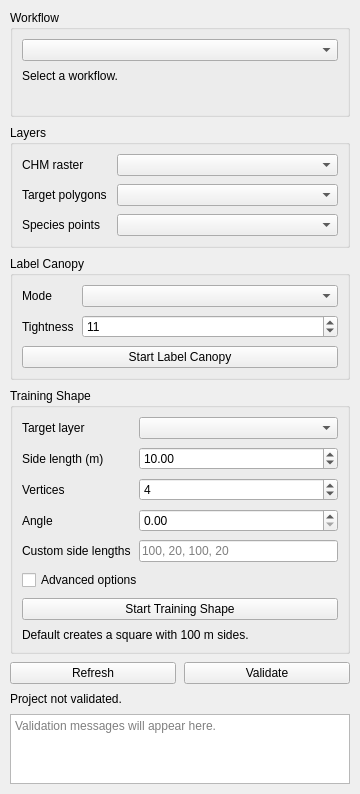
This is forest_labeler_dockwidget_base.ui in sticholas/forestlabeler as Qt 5 draws it before an edit. The edited form follows.
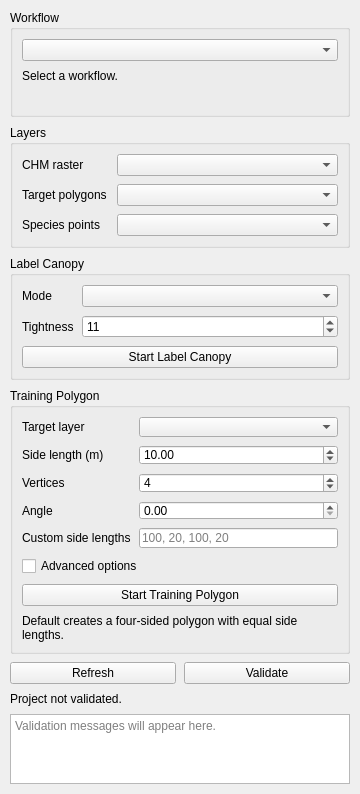
This is the edited form.

Commit message: fix: align training polygon workflow UI

The edit to the form file:
```diff
--- a/forest_labeler_dockwidget_base.ui
+++ b/forest_labeler_dockwidget_base.ui
@@ -166,7 +166,7 @@
     <item>
      <widget class="QGroupBox" name="trainingSquareGroupBox">
       <property name="title">
-       <string>Training Shape</string>
+       <string>Training Polygon</string>
       </property>
       <layout class="QVBoxLayout" name="trainingSquareLayout">
        <property name="spacing">
@@ -270,14 +270,14 @@
        <item>
         <widget class="QPushButton" name="activateTrainingShapeButton">
          <property name="text">
-          <string>Start Training Shape</string>
+          <string>Start Training Polygon</string>
          </property>
         </widget>
        </item>
        <item>
         <widget class="QLabel" name="trainingSquareSummaryLabel">
          <property name="text">
-          <string>Default creates a square with 100 m sides.</string>
+          <string>Default creates a four-sided polygon with equal side lengths.</string>
          </property>
          <property name="wordWrap">
           <bool>true</bool>
```
The commit also changes 9 other files.
